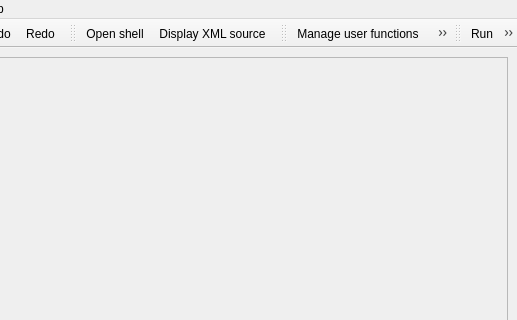
First picture: the form in gui/Base/MainForm.ui, repository code-saturne/code_saturne, before the edit; both pictures show x 200 to 717 and y 0 to 320 of the 717 by 665 pixel window.
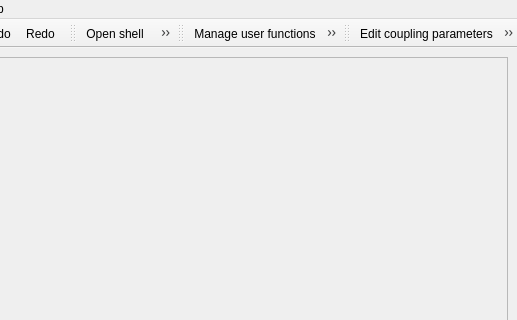
Second picture: the form after the edit. Icons and pictures are not drawn.

```diff
--- a/gui/Base/MainForm.ui
+++ b/gui/Base/MainForm.ui
@@ -206,8 +206,8 @@
    <attribute name="toolBarBreak">
     <bool>false</bool>
    </attribute>
-   <addaction name="runOrSubmitAction"/>
    <addaction name="editCouplingParametersAction"/>
+   <addaction name="runOrSubmitAction"/>
   </widget>
   <action name="fileOpenAction">
    <property name="icon">
```
Left out of the diff: 2 changed lines with no effect on the pictures.
